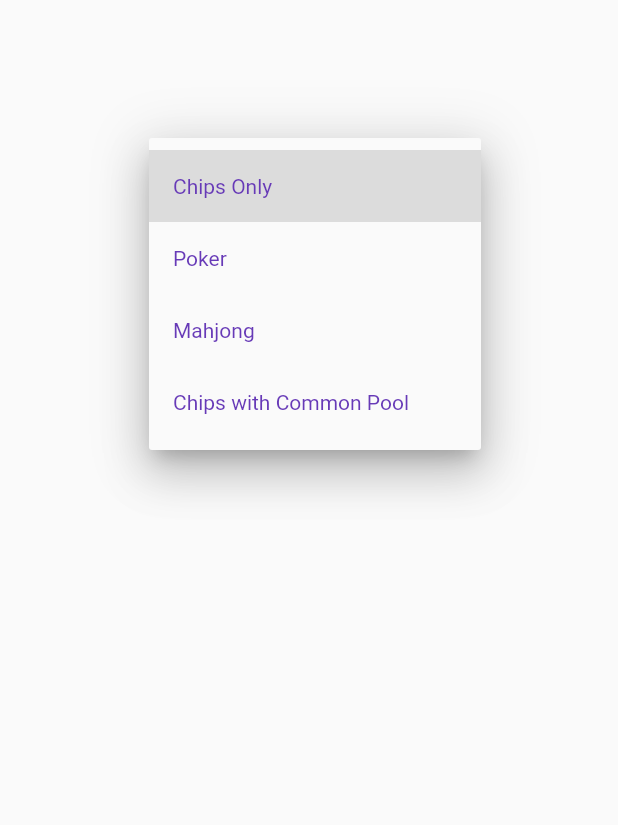
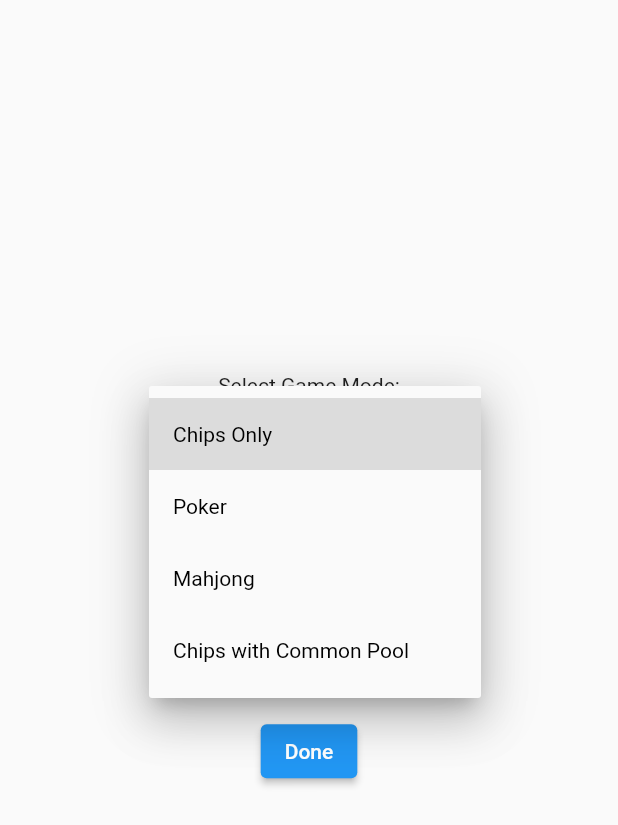
Before and after one commit to ng-andre/HighRoller, a Flutter app: the NewGame screen opened by its route, after a tap on "Chips Only", on a phone screen of 412 x 824 dp. Shown: the top 825 px of the screen. Run offline on Flutter 3.47's test engine with Material 2 defaults, Android fonts, the light colour scheme and no system bars.

Commit message:
V1.3
Finished with basic setup pages, left with Mahjong setup and integration with backend

```diff
--- a/highroller/lib/form.dart
+++ b/highroller/lib/form.dart
@@ -1,3 +1,5 @@
+import 'package:flutter/material.dart';
+
 class DropdownMenu extends StatefulWidget {
   const DropdownMenu({Key? key}) : super(key: key);
 
--- a/highroller/lib/main.dart
+++ b/highroller/lib/main.dart
@@ -1,18 +1,20 @@
 import 'package:flutter/material.dart';
 import 'setup.dart';
 import 'game.dart';
+import 'mahjong.dart';
+// import 'package:flutter/services.dart';
 // import 'package:firebase_core/firebase_core.dart';
-
 
 Future<void> main() async {
   // await Firebase.initializeApp();
   runApp(MaterialApp(
-    initialRoute: '/game',
+    initialRoute: '/',
     routes: {
       '/': (context) => HomePage(),
       '/join': (context) => JoinForm(),
       '/new': (context) => NewGame(),
       '/game': (context) => GameHome(),
+      '/mahjong': (context) => MahjongSetup(),
     },
   ));
 }
--- a/highroller/lib/setup.dart
+++ b/highroller/lib/setup.dart
@@ -1,4 +1,54 @@
 import 'package:flutter/material.dart';
+import 'package:flutter/services.dart';
+
+class NewGame extends StatelessWidget {
+  const NewGame({Key? key}) : super(key: key);
+
+  @override
+  Widget build(BuildContext context) {
+    return Scaffold(
+      resizeToAvoidBottomInset: false,
+      body: Container(
+        alignment: Alignment.center,
+        padding: EdgeInsets.all(100.0),
+        // mainAxisAlignment: MainAxisAlignment,
+        child: Column(
+          children: <Widget>[
+            Spacer(
+              flex: 3,
+            ),
+            Text("Select Game Mode:"),
+            DropdownMenu(),
+            Spacer(),
+            Text("Enter Starting Amount:"),
+            TextFormField(
+              inputFormatters: [
+                FilteringTextInputFormatter.digitsOnly,
+              ],
+              keyboardType: TextInputType.number,
+              // The validator receives the text that the user has entered.
+              validator: (value) {
+                // if (value == null || value < 0) {
+                //   return 'Please enter a Room Key';
+                // }
+                // return 'Please enter a Room Key';
+              },
+            ),
+            Spacer(
+                // flex: 2,
+                ),
+            ElevatedButton(
+                onPressed: () => Navigator.pushNamed(context, '/game'),
+                child: Text("Done")),
+            Spacer(
+              flex: 4,
+            ),
+          ],
+        ),
+      ),
+    );
+  }
+}
 
 class JoinForm extends StatefulWidget {
   const JoinForm({Key? key}) : super(key: key);
@@ -10,27 +60,35 @@ class JoinForm extends StatefulWidget {
 //extract form to new class
 //replace form with new state
 
-
 class _JoinFormState extends State<JoinForm> {
   final _formKey = GlobalKey<FormState>();
 
   @override
   Widget build(BuildContext context) {
     return Scaffold(
-      body: Form(
+      resizeToAvoidBottomInset: false,
+      body: Container(
+        alignment: Alignment.center,
+        padding: EdgeInsets.all(100.0),
         key: _formKey,
         child: Column(
           mainAxisAlignment: MainAxisAlignment.center,
           children: <Widget>[
+            Spacer(
+              flex: 4,
+            ),
+            Text("Enter game code:"),
+            Spacer(),
             TextFormField(
               // The validator receives the text that the user has entered.
               validator: (value) {
-                // if (value == null || value.isEmpty) {
-                //   return 'Please enter a Room Key';
-                // }
+                if (value == null || value.isEmpty) {
+                  return 'Please enter a Room Key';
+                }
                 return 'Please enter a Room Key';
               },
             ),
+            Spacer(),
             ElevatedButton(
               onPressed: () {
                 // Validate returns true if the form is valid, or false otherwise.
@@ -43,29 +101,9 @@ class _JoinFormState extends State<JoinForm> {
               },
               child: Text('Submit'),
             ),
-          ],
-        ),
-      ),
-    );
-  }
-}
-
-class NewGame extends StatelessWidget {
-  const NewGame({Key? key}) : super(key: key);
-
-  @override
-  Widget build(BuildContext context) {
-    return Scaffold(
-      body: Container(
-        alignment: Alignment.center,
-        padding: EdgeInsets.all(100.0),
-        // mainAxisAlignment: MainAxisAlignment,
-        child: Column(
-          children: <Widget>[
-            // Text("test"),
-            // Text("test"),
-            // Text("test"),
-            DropdownMenu(),
+            Spacer(
+              flex: 5,
+            ),
           ],
         ),
       ),
@@ -81,6 +119,48 @@ class DropdownMenu extends StatefulWidget {
 }
 
 class _DropdownMenuState extends State<DropdownMenu> {
+  String dropdownValue = 'Chips Only';
+
+  @override
+  Widget build(BuildContext context) {
+    return DropdownButton<String>(
+      value: dropdownValue,
+      icon: const Icon(Icons.arrow_downward),
+      iconSize: 24,
+      elevation: 16,
+      style: const TextStyle(color: Colors.black),
+      underline: Container(
+        height: 2,
+        color: Colors.blue,
+      ),
+      onChanged: (String? newValue) {
+        setState(() {
+          dropdownValue = newValue!;
+        });
+      },
+      items: <String>[
+        'Chips Only',
+        'Poker',
+        'Mahjong',
+        'Chips with Common Pool'
+      ].map<DropdownMenuItem<String>>((String value) {
+        return DropdownMenuItem<String>(
+          value: value,
+          child: Text(value),
+        );
+      }).toList(),
+    );
+  }
+}
+
+class DropdownGameType extends StatefulWidget {
+  // const DropdownGameType({Key key}) : super(key: key);
+
+  @override
+  _DropdownGameTypeState createState() => _DropdownGameTypeState();
+}
+
+class _DropdownGameTypeState extends State<DropdownGameType> {
   String dropdownValue = 'Chips Only';
 
   @override
@@ -114,46 +194,3 @@ class _DropdownMenuState extends State<DropdownMenu> {
     );
   }
 }
-
-class DropdownGameType extends StatefulWidget {
-  // const DropdownGameType({Key key}) : super(key: key);
-
-  @override
-  _DropdownGameTypeState createState() => _DropdownGameTypeState();
-}
-
-class _DropdownGameTypeState extends State<DropdownGameType> {
-  String dropdownValue = 'Chips Only';
-
-
-  @override
-  Widget build(BuildContext context) {
-    return DropdownButton<String>(
-      value: dropdownValue,
-      icon: const Icon(Icons.arrow_downward),
-      iconSize: 24,
-      elevation: 16,
-      style: const TextStyle(color: Colors.deepPurple),
-      underline: Container(
-        height: 2,
-        color: Colors.deepPurpleAccent,
-      ),
-      onChanged: (String? newValue) {
-        setState(() {
-          dropdownValue = newValue!;
-        });
-      },
-      items: <String>[
-        'Chips Only',
-        'Poker',
-        'Mahjong',
-        'Chips with Common Pool'
-      ].map<DropdownMenuItem<String>>((String value) {
-        return DropdownMenuItem<String>(
-          value: value,
-          child: Text(value),
-        );
-      }).toList(),
-    );
-  }
-}
```
Also changed, not shown: highroller/lib/mahjong.dart (added, +14 -0 lines).
